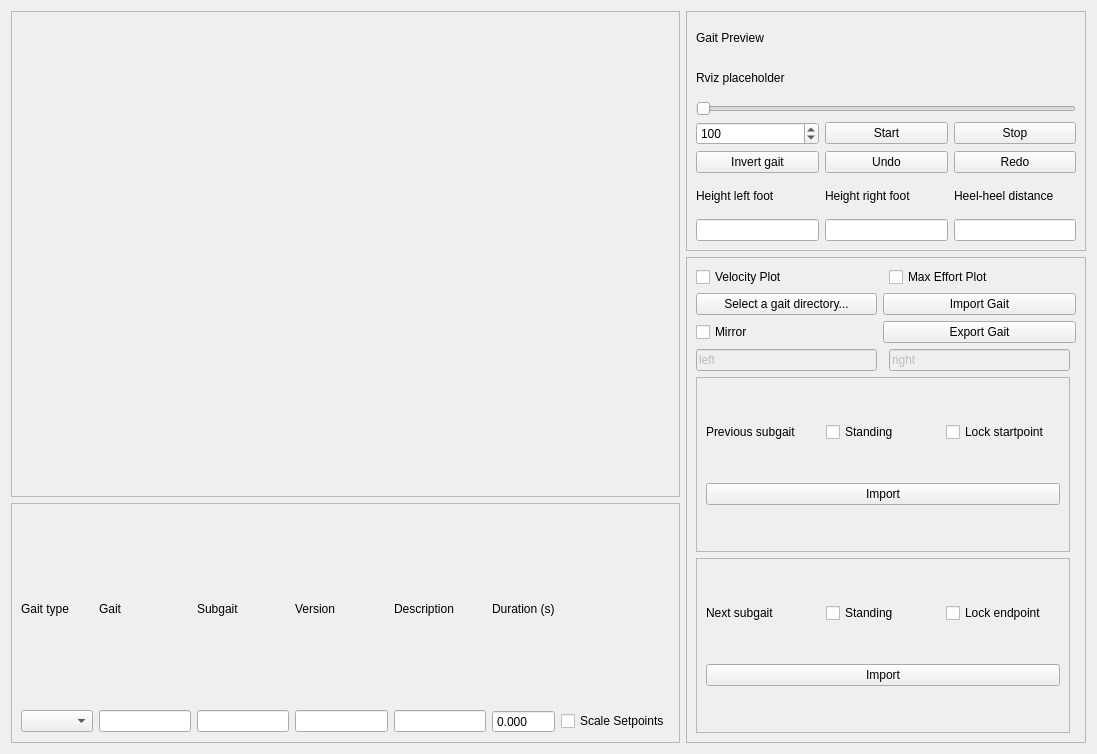
Old version of the form march_rqt_gait_generator/resource/gait_generator.ui in the repository project-march/ProjectMarch.
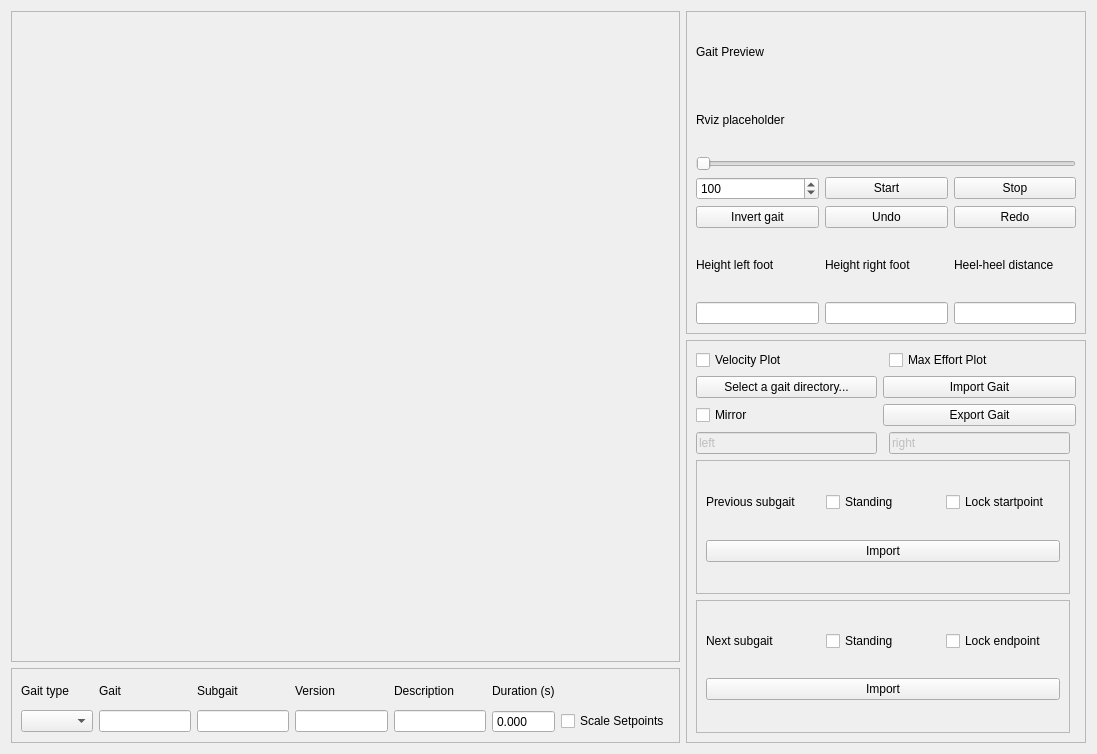
New version of the form.

Commit message: Shorten buton naming, fix bugs and limit size of gui objects

```diff
--- a/march_rqt_gait_generator/resource/gait_generator.ui
+++ b/march_rqt_gait_generator/resource/gait_generator.ui
@@ -16,6 +16,12 @@
   <layout class="QGridLayout" name="gridLayout_3">
    <item row="2" column="0">
     <widget class="QFrame" name="GaitPropertiesFrame">
+     <property name="maximumSize">
+      <size>
+       <width>16777215</width>
+       <height>75</height>
+      </size>
+     </property>
      <property name="frameShape">
       <enum>QFrame::StyledPanel</enum>
      </property>
@@ -289,6 +295,12 @@
        <height>0</height>
       </size>
      </property>
+     <property name="maximumSize">
+      <size>
+       <width>300</width>
+       <height>16777215</height>
+      </size>
+     </property>
      <property name="frameShape">
       <enum>QFrame::StyledPanel</enum>
      </property>
```
The commit also changes 1 other file.
